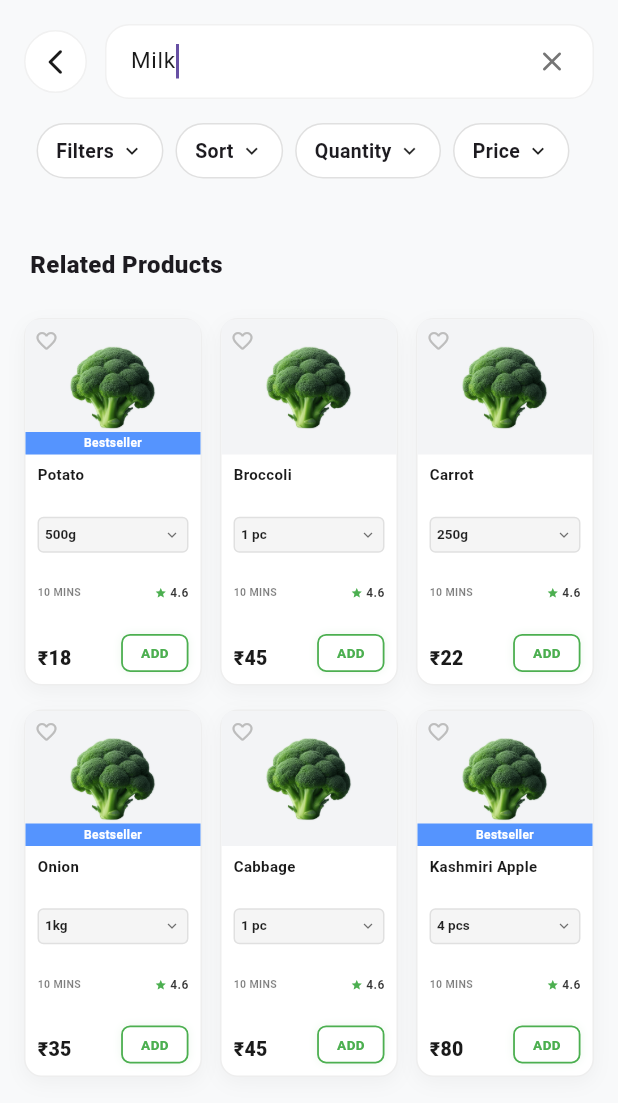
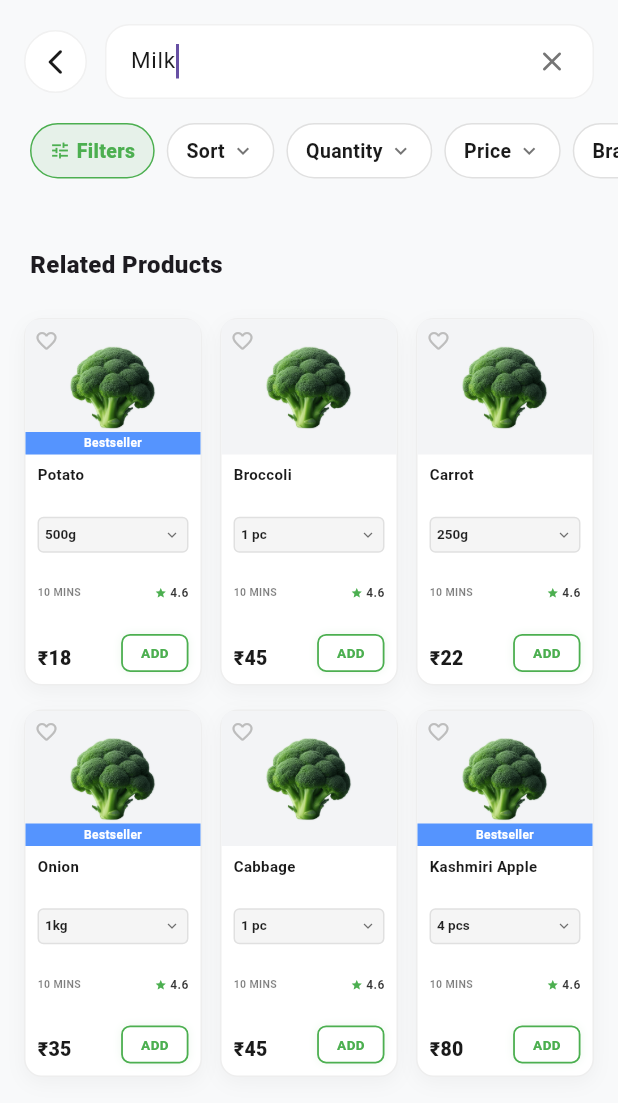
Before and after one commit to SubrataBala/cartkaro, a Flutter app: the GrocerySearchScreen screen opened directly, after a tap on "Milk", on a phone screen of 412 x 824 dp. Shown: the top 1103 px of the screen. Run offline on Flutter 3.47's test engine with Material 3 defaults, Android fonts, the phone set to English and light mode, and no system bars; our stand-ins replace firebase_core, flutter_map, geocoding, geolocator, latlong2, shared_preferences; accounts and stored records are empty; generated files the repository leaves out were written again; Roboto replaces fonts that are missing (Poppins).

Commit message:
filter update

```diff
--- a/lib/screens/grocery_search_screen.dart
+++ b/lib/screens/grocery_search_screen.dart
@@ -1,19 +1,16 @@
 import 'package:flutter/material.dart';
 import 'items_screen.dart';
 import 'app_models.dart';
-import '../widgets/adaptive_item_card.dart'; // ── MAIN FIX: Naya AdaptiveItemCard yahan se aayega ──
+import '../widgets/adaptive_item_card.dart';
+import '../widgets/shared_filter_row.dart'; // ── MAIN FIX: Apni nayi file yahan IMPORT ki ──
 
 class NoJellyScrollBehavior extends ScrollBehavior {
   @override
-  Widget buildOverscrollIndicator(BuildContext context, Widget child, ScrollableDetails details) {
-    return child;
-  }
+  Widget buildOverscrollIndicator(BuildContext context, Widget child, ScrollableDetails details) => child;
 }
 
-// ── Search UI ke liye simple class (sirf pastel boxes ke liye) ──
 class SearchCategoryItem {
-  final String label;
-  final String imagePath;
+  final String label, imagePath;
   SearchCategoryItem(this.label, this.imagePath);
 }
 
@@ -25,7 +22,6 @@ class SearchSection {
 
 class GrocerySearchScreen extends StatefulWidget {
   const GrocerySearchScreen({super.key});
-
   @override
   State<GrocerySearchScreen> createState() => _GrocerySearchScreenState();
 }
@@ -34,6 +30,7 @@ class _GrocerySearchScreenState extends State<GrocerySearchScreen> {
   final TextEditingController _searchController = TextEditingController();
   String _query = '';
   bool _showResults = false;
+  String _activeSort = ''; // ── FILTER STATE TRACKING ──
 
   bool get isDark => false;
   Color get _bgColor => const Color(0xFFF8F9FA);
@@ -41,7 +38,7 @@ class _GrocerySearchScreenState extends State<GrocerySearchScreen> {
   Color get _textPrimary => const Color(0xFF1A1A1A);
   Color get _textSecondary => const Color(0xFF757575);
   Color get _borderColor => Colors.grey.withOpacity(0.15);
-  Color get _themeColor => const Color(0xFF4CAF50); // Grocery Green
+  Color get _themeColor => const Color(0xFF4CAF50);
 
   final List<Color> _pastelColors = [
     const Color(0xFFFFE082), const Color(0xFFFFCDD2), const Color(0xFFF8BBD0),
@@ -49,9 +46,6 @@ class _GrocerySearchScreenState extends State<GrocerySearchScreen> {
     const Color(0xFFC8E6C9), const Color(0xFFDCEDC8), const Color(0xFFFFF9C4),
   ];
 
-  // ==========================================
-  // 1. PAST SEARCHES
-  // ==========================================
   final List<Map<String, dynamic>> _pastSearches = [
     {'label': 'Milk', 'icon': Icons.water_drop, 'color': const Color(0xFFFFCDD2)},
     {'label': 'Egg', 'icon': Icons.egg, 'color': const Color(0xFFC8E6C9)},
@@ -63,9 +57,6 @@ class _GrocerySearchScreenState extends State<GrocerySearchScreen> {
     {'label': 'Sugar', 'icon': Icons.scatter_plot, 'color': const Color(0xFFF8BBD0)},
   ];
 
-  // ==========================================
-  // 2. CATEGORY BOXES UI
-  // ==========================================
   final List<SearchSection> _searchCategories = [
     SearchSection('Vegetables', [SearchCategoryItem('Potato', 'assets/images/broccoli.png'), SearchCategoryItem('Carrot', 'assets/images/broccoli.png'), SearchCategoryItem('Onion', 'assets/images/broccoli.png')]),
     SearchSection('Fruits', [SearchCategoryItem('Apple', 'assets/images/broccoli.png'), SearchCategoryItem('Banana', 'assets/images/broccoli.png'), SearchCategoryItem('Guava', 'assets/images/broccoli.png')]),
@@ -73,12 +64,9 @@ class _GrocerySearchScreenState extends State<GrocerySearchScreen> {
     SearchSection('Snacks & Drinks', [SearchCategoryItem('Chips', 'assets/images/broccoli.png'), SearchCategoryItem('Namkeen', 'assets/images/broccoli.png'), SearchCategoryItem('Cold Drinks', 'assets/images/broccoli.png')]),
   ];
 
-  // ==========================================
-  // 3. MASTER DATA FETCHER
-  // ==========================================
   List<Map<String, dynamic>> get _allGroceryItems {
     List<Map<String, dynamic>> allItems = [];
-    final groceryMap = globalAllCategoryData[0] ?? {}; // 0 is Grocery Tab
+    final groceryMap = globalAllCategoryData[0] ?? {};
 
     groceryMap.forEach((categoryName, items) {
       for (var item in items) {
@@ -262,8 +250,17 @@ class _GrocerySearchScreenState extends State<GrocerySearchScreen> {
     );
   }
 
+  // ── 🔥 MAIN FIX & FILTERING LOGIC HAPPENS HERE ──
   Widget _buildResultsView() {
-    final results = _allGroceryItems.where((p) => p['name'].toString().toLowerCase().contains(_query.toLowerCase())).toList();
+    // Basic search filtering
+    List<Map<String, dynamic>> results = _allGroceryItems.where((p) => p['name'].toString().toLowerCase().contains(_query.toLowerCase())).toList();
+
+    // ── Apply Advanced Filtering based on _activeSort state ──
+    if (_activeSort == 'Price: Low to High') {
+      results.sort((a, b) => (a['price'] as num).compareTo(b['price'] as num));
+    } else if (_activeSort == 'Price: High to Low') {
+      results.sort((a, b) => (b['price'] as num).compareTo(a['price'] as num));
+    }
 
     List<Map<String, dynamic>> related = [];
     if (results.isNotEmpty) {
@@ -275,7 +272,15 @@ class _GrocerySearchScreenState extends State<GrocerySearchScreen> {
 
     return Column(
       children: [
-        SingleChildScrollView(scrollDirection: Axis.horizontal, padding: const EdgeInsets.fromLTRB(20, 8, 20, 16), child: Row(children: ['Filters', 'Sort', 'Quantity', 'Price'].map((f) => Container(margin: const EdgeInsets.only(right: 8), padding: const EdgeInsets.symmetric(horizontal: 12, vertical: 8), decoration: BoxDecoration(color: Colors.white, border: Border.all(color: Colors.grey.shade300), borderRadius: BorderRadius.circular(20)), child: Row(children: [Text(f, style: const TextStyle(fontSize: 13, fontWeight: FontWeight.w600)), const SizedBox(width: 4), const Icon(Icons.keyboard_arrow_down, size: 16)]))).toList())),
+        // ── NAYA SEPARATE WIDGET CALL KIYA GAYA HAI ──
+        SharedFilterRow(
+          tabIndex: 0, // 0 for Grocery
+          activeSort: _activeSort,
+          onSortChanged: (sortType) {
+            setState(() { _activeSort = sortType; });
+          },
+        ),
+
         Expanded(
           child: SingleChildScrollView(
             child: Column(
@@ -291,10 +296,9 @@ class _GrocerySearchScreenState extends State<GrocerySearchScreen> {
                     mainAxisExtent: 245
                   ),
                   itemCount: results.length,
-                  // ── MAIN FIX: Replaced old PremiumItemCard with AdaptiveItemCard ──
                   itemBuilder: (context, index) => AdaptiveItemCard(
                     item: results[index],
-                    tabIndex: 0, // 0 For Grocery
+                    tabIndex: 0,
                   ),
                 ),
 
@@ -309,7 +313,7 @@ class _GrocerySearchScreenState extends State<GrocerySearchScreen> {
                     itemCount: related.length,
                     itemBuilder: (context, index) => AdaptiveItemCard(
                       item: related[index],
-                      tabIndex: 0, // 0 For Grocery
+                      tabIndex: 0,
                     ),
                   ),
                   const SizedBox(height: 30),
--- /dev/null
+++ b/lib/widgets/shared_filter_row.dart
@@ -0,0 +1,142 @@
+import 'package:flutter/material.dart';
+
+class SharedFilterRow extends StatelessWidget {
+  final int tabIndex; // 0: Grocery, 1: Restaurant, 2: Medical
+  final String activeSort;
+  final Function(String sortType) onSortChanged; // Sort apply karne ke liye callback
+
+  const SharedFilterRow({
+    super.key,
+    required this.tabIndex,
+    required this.activeSort,
+    required this.onSortChanged,
+  });
+
+  // ── 1. DYNAMIC THEME COLOR ──
+  Color get _themeColor {
+    if (tabIndex == 1) return const Color(0xFFE53935); // Red for Restaurant
+    if (tabIndex == 2) return const Color(0xFF1565C0); // Blue for Medical
+    return const Color(0xFF4CAF50); // Green for Grocery
+  }
+
+  // ── 2. DYNAMIC CHIPS BASED ON TAB INDEX ──
+  List<String> get _filterChips {
+    if (tabIndex == 1) return ['Sort', 'Veg/Non-Veg', 'Distance', 'Rating']; // Restaurant
+    if (tabIndex == 2) return ['Sort', 'Form', 'Brand', 'Rating']; // Medical
+    return ['Sort', 'Quantity', 'Price', 'Brand', 'Rating', 'Discount']; // Grocery
+  }
+
+  // ── 3. BOTTOM SHEET FOR "ALL FILTERS" ──
+  void _openAllFiltersSheet(BuildContext context) {
+    showModalBottomSheet(
+      context: context,
+      shape: const RoundedRectangleBorder(borderRadius: BorderRadius.vertical(top: Radius.circular(20))),
+      builder: (ctx) => Container(
+        padding: const EdgeInsets.all(20),
+        height: 400,
+        child: Column(
+          crossAxisAlignment: CrossAxisAlignment.start,
+          children: [
+            Row(
+              mainAxisAlignment: MainAxisAlignment.spaceBetween,
+              children: [
+                const Text('All Filters', style: TextStyle(fontSize: 18, fontWeight: FontWeight.bold)),
+                IconButton(icon: const Icon(Icons.close), onPressed: () => Navigator.pop(ctx))
+              ],
+            ),
+            const Divider(),
+            Expanded(
+              child: ListView(
+                children: _filterChips.map((filterName) => ListTile(
+                  title: Text(filterName, style: const TextStyle(fontWeight: FontWeight.w600)),
+                  trailing: const Icon(Icons.chevron_right, size: 20),
+                  onTap: () {
+                    // Future logic for individual detailed filters
+                  },
+                )).toList(),
+              ),
+            ),
+            SizedBox(
+              width: double.infinity,
+              child: ElevatedButton(
+                style: ElevatedButton.styleFrom(backgroundColor: _themeColor, padding: const EdgeInsets.symmetric(vertical: 14)),
+                onPressed: () => Navigator.pop(ctx),
+                child: const Text('Apply Filters', style: TextStyle(color: Colors.white, fontWeight: FontWeight.bold)),
+              ),
+            )
+          ],
+        ),
+      )
+    );
+  }
+
+  @override
+  Widget build(BuildContext context) {
+    return SingleChildScrollView(
+      scrollDirection: Axis.horizontal,
+      padding: const EdgeInsets.fromLTRB(20, 8, 20, 16),
+      child: Row(
+        children: [
+          // ── MAIN "FILTERS" BUTTON ──
+          GestureDetector(
+            onTap: () => _openAllFiltersSheet(context),
+            child: Container(
+              margin: const EdgeInsets.only(right: 8),
+              padding: const EdgeInsets.symmetric(horizontal: 12, vertical: 8),
+              decoration: BoxDecoration(
+                color: _themeColor.withOpacity(0.1),
+                border: Border.all(color: _themeColor),
+                borderRadius: BorderRadius.circular(20)
+              ),
+              child: Row(
+                children: [
+                  Icon(Icons.tune, size: 14, color: _themeColor),
+                  const SizedBox(width: 4),
+                  Text('Filters', style: TextStyle(fontSize: 13, fontWeight: FontWeight.w800, color: _themeColor)),
+                ],
+              ),
+            ),
+          ),
+
+          // ── DYNAMIC HORIZONTAL CHIPS ──
+          ..._filterChips.map((f) {
+            bool isActive = false;
+            // Sorting logic example
+            if (f == 'Price' && (activeSort == 'Price: Low to High' || activeSort == 'Price: High to Low')) isActive = true;
+            if (f == 'Sort' && activeSort != '') isActive = true;
+
+            return GestureDetector(
+              onTap: () {
+                if (f == 'Price') {
+                  onSortChanged(activeSort == 'Price: Low to High' ? 'Price: High to Low' : 'Price: Low to High');
+                } else {
+                  // Additional simple logic for other chips
+                  ScaffoldMessenger.of(context).showSnackBar(SnackBar(content: Text('$f filter selected!'), duration: const Duration(milliseconds: 500)));
+                }
+              },
+              child: Container(
+                margin: const EdgeInsets.only(right: 8),
+                padding: const EdgeInsets.symmetric(horizontal: 12, vertical: 8),
+                decoration: BoxDecoration(
+                  color: isActive ? _themeColor.withOpacity(0.1) : Colors.white,
+                  border: Border.all(color: isActive ? _themeColor : Colors.grey.shade300),
+                  borderRadius: BorderRadius.circular(20)
+                ),
+                child: Row(
+                  children: [
+                    Text(
+                      (f == 'Price' && isActive) ? activeSort : f,
+                      style: TextStyle(fontSize: 13, fontWeight: FontWeight.w600, color: isActive ? _themeColor : const Color(0xFF1A1A1A))
+                    ),
+                    const SizedBox(width: 4),
+                    Icon(Icons.keyboard_arrow_down, size: 16, color: isActive ? _themeColor : const Color(0xFF757575))
+                  ],
+                ),
+              ),
+            );
+          }).toList(),
+        ],
+      ),
+    );
+  }
+}
```
